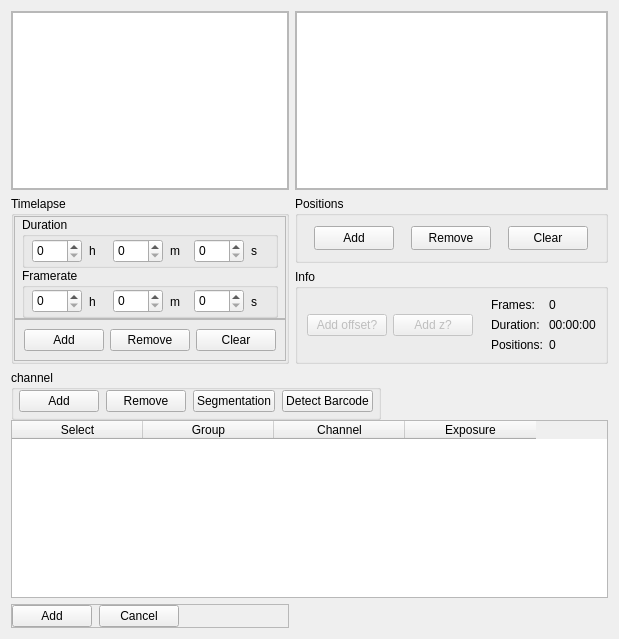
Old version of the form add_configuration.ui in the repository jakubwiktor/mdma.
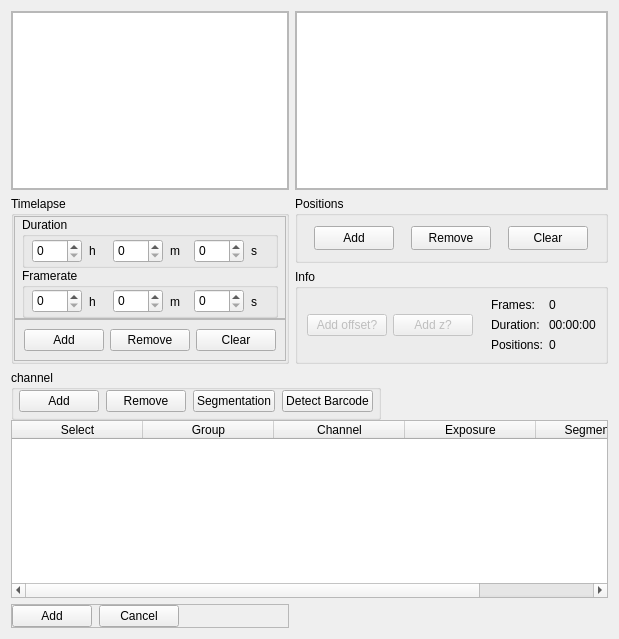
New version of the form.

Diff of the .ui file:
```diff
--- a/add_configuration.ui
+++ b/add_configuration.ui
@@ -1031,6 +1031,11 @@
                 <string>Exposure</string>
                </property>
               </column>
+              <column>
+               <property name="text">
+                <string>Segmentation</string>
+               </property>
+              </column>
              </widget>
             </item>
            </layout>
```
